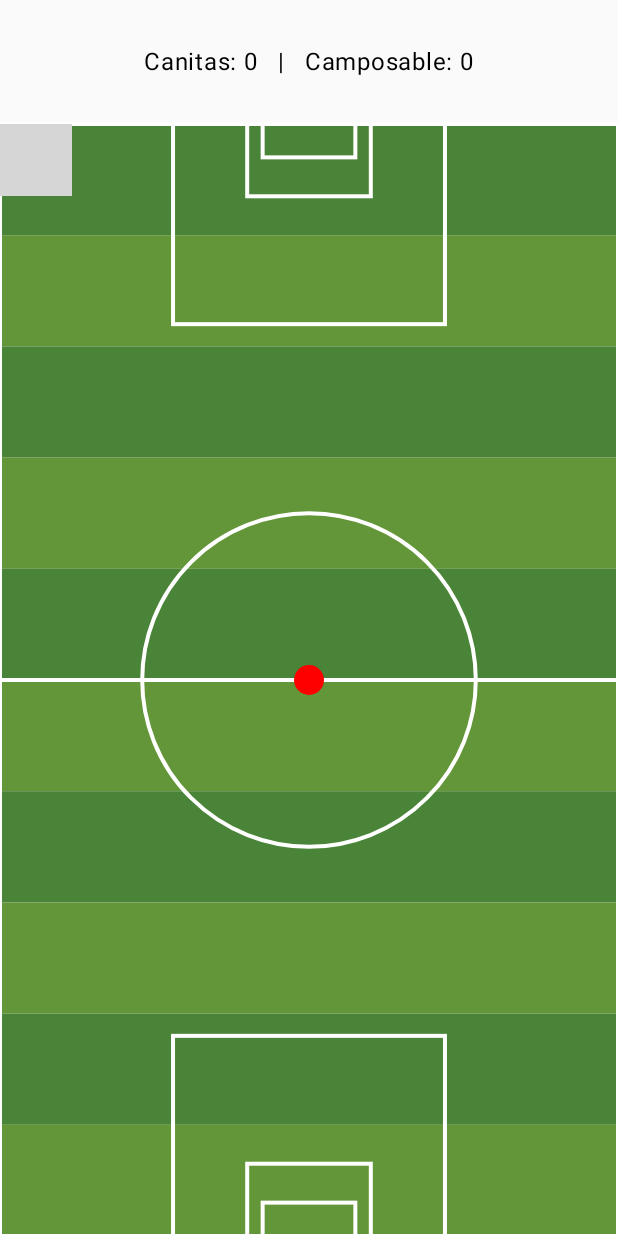
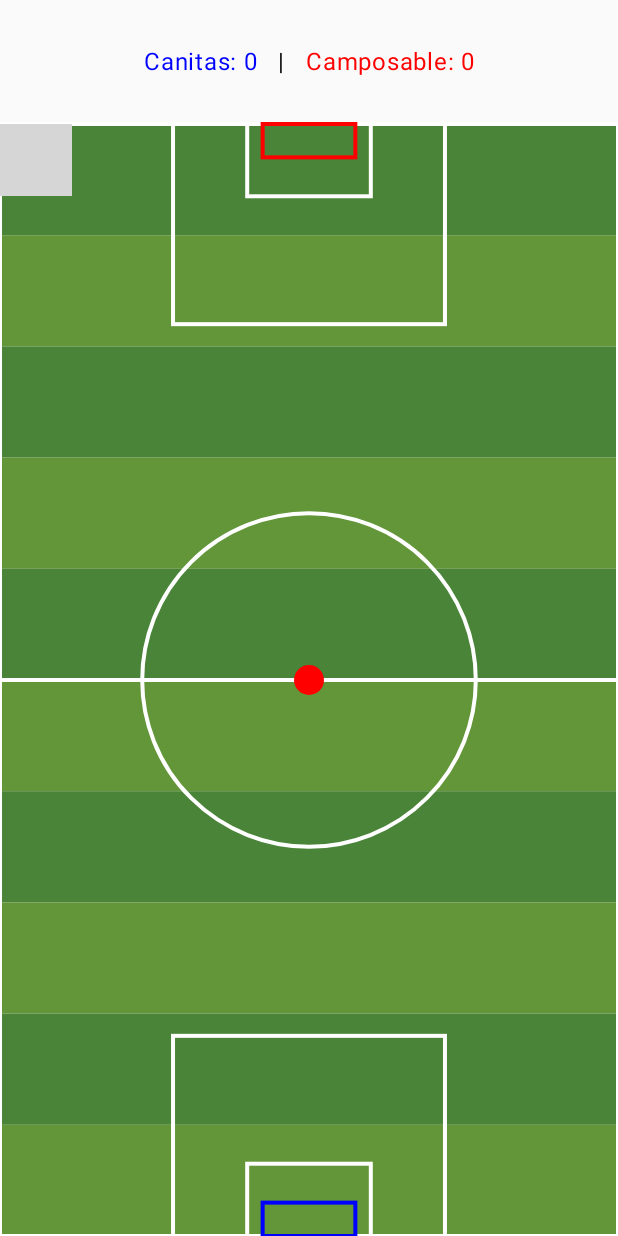
Before and after one commit to DiegoJvC010/futbolitopocket, an Android app built with Jetpack Compose: the screen it shows after launch (MainActivity), on a phone screen of 412 x 824 dp. Run offline under Robolectric (Android 15) with nearby library versions, the phone set to English and light mode, and no system bars; libraries missing offline, so code that uses them is left out: dev.ricknout.composesensors; 3 statements that could not run were skipped; grey boxes are pictures that could not be loaded.

Commit message:
Colorsitos a las porterias

```diff
--- a/app/src/main/java/com/example/futbolitopocket/Screen.kt
+++ b/app/src/main/java/com/example/futbolitopocket/Screen.kt
@@ -5,6 +5,7 @@ import androidx.compose.material3.Text
 import androidx.compose.runtime.*
 import androidx.compose.ui.Alignment
 import androidx.compose.ui.Modifier
+import androidx.compose.ui.graphics.Color
 import androidx.compose.ui.platform.LocalConfiguration
 import androidx.compose.ui.unit.dp
 
@@ -31,9 +32,20 @@ fun MainScreen() {
                 .height(headerHeight),
             contentAlignment = Alignment.Center
         ) {
-            Text(
-                text = "Canitas: $topGoalCount   |   Camposable: $bottomGoalCount"
-            )
+            Row {
+                Text(
+                    text = "Canitas: $topGoalCount",
+                    color = Color.Blue
+                )
+                Text(
+                    text = "   |   ",
+                    color = Color.Black
+                )
+                Text(
+                    text = "Camposable: $bottomGoalCount",
+                    color = Color.Red
+                )
+            }
         }
         //Zona del campo de futbol
         Box(
--- a/app/src/main/java/com/example/futbolitopocket/SoccerFieldCanvas.kt
+++ b/app/src/main/java/com/example/futbolitopocket/SoccerFieldCanvas.kt
@@ -330,14 +330,14 @@ fun SoccerFieldCanvas(
             //Dibujar las porterias
             //Se dibuja un rectangulo para la porteria superior
             drawRect(
-                color = Color.White,
+                color = Color.Red,
                 topLeft = Offset(goalTopLeftX, 0f),
                 size = Size(goalWidth, goalHeight),
                 style = Stroke(width = lineWidth)
             )
             //Se dibuja un rectangulo para la porteria inferior
             drawRect(
-                color = Color.White,
+                color = Color.Blue,
                 topLeft = Offset(goalTopLeftX, h - goalHeight),
                 size = Size(goalWidth, goalHeight),
                 style = Stroke(width = lineWidth)
```
